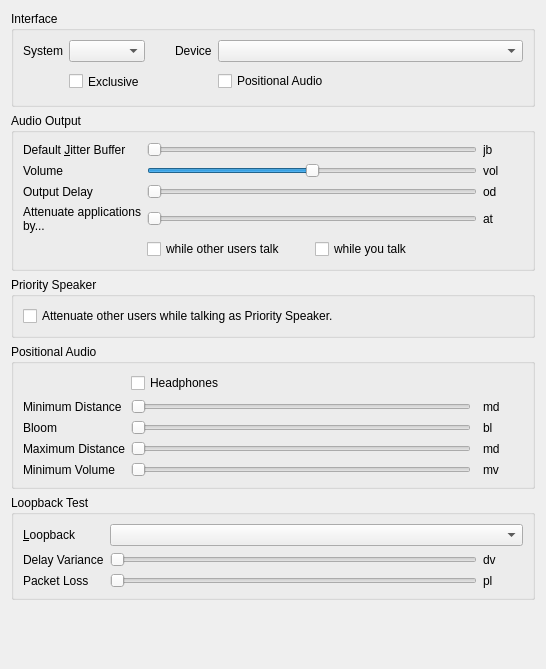
Old version of the form src/mumble/AudioOutput.ui in the repository mumble-voip/mumble.
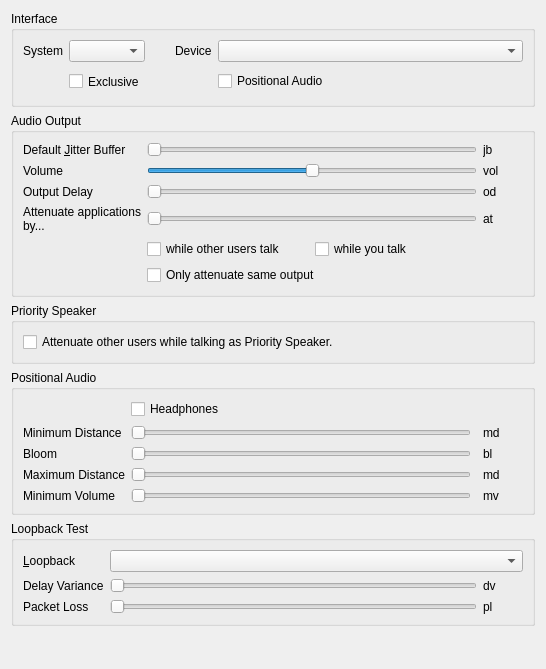
New version of the form.

Commit message: PulseAudio: Add an option to avoid attenuating other outputs (sinks) that Mumble is not attached to (i.e. HDMI output or an external headset). Also, avoid attenuating module-loopback devices attached to Mumble's sink. Loopback modules are used to link sinks in advanced setups, and if an application was specifically moved to another sink to avoid attenuation but the output is fed back to Mumble's sink via a loopback, the loopback would be attenuated (it would be a sink input) leading to an indirect application attenuation.

The edit to the form file:
```diff
--- a/src/mumble/AudioOutput.ui
+++ b/src/mumble/AudioOutput.ui
@@ -330,6 +330,20 @@
         </item>
        </layout>
       </item>
+      <item row="6" column="1">
+       <layout class="QHBoxLayout" name="horizontalLayout_2">
+        <item>
+         <widget class="QCheckBox" name="qcbOnlyAttenuateSameSink">
+          <property name="toolTip">
+           <string>If checked, Mumble will only attenuate applications that are using the same output source as Mumble</string>
+          </property>
+          <property name="text">
+           <string>Only attenuate same output</string>
+          </property>
+         </widget>
+        </item>
+       </layout>
+      </item>
      </layout>
     </widget>
    </item>
```
The commit also changes 5 other files.
